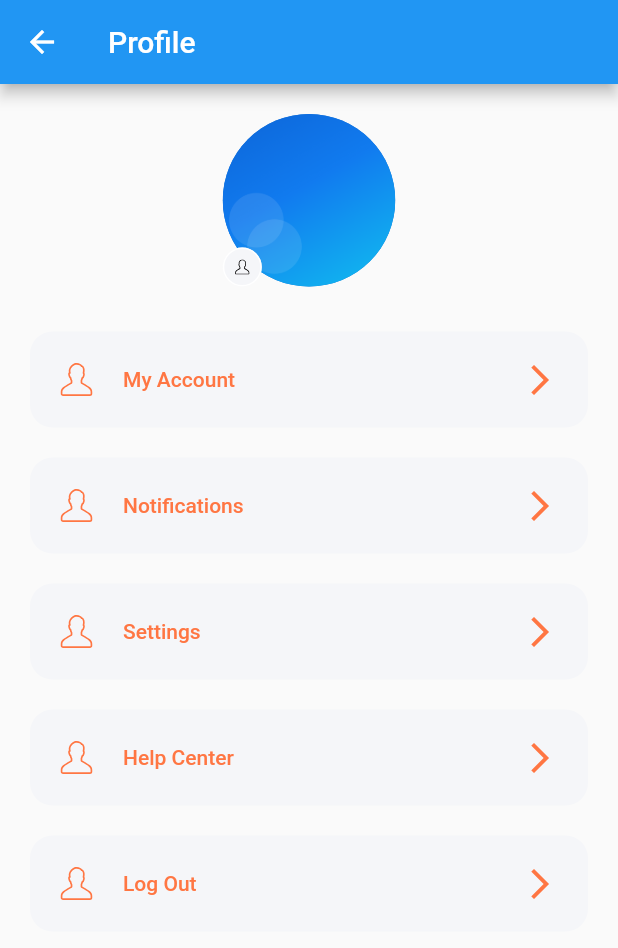
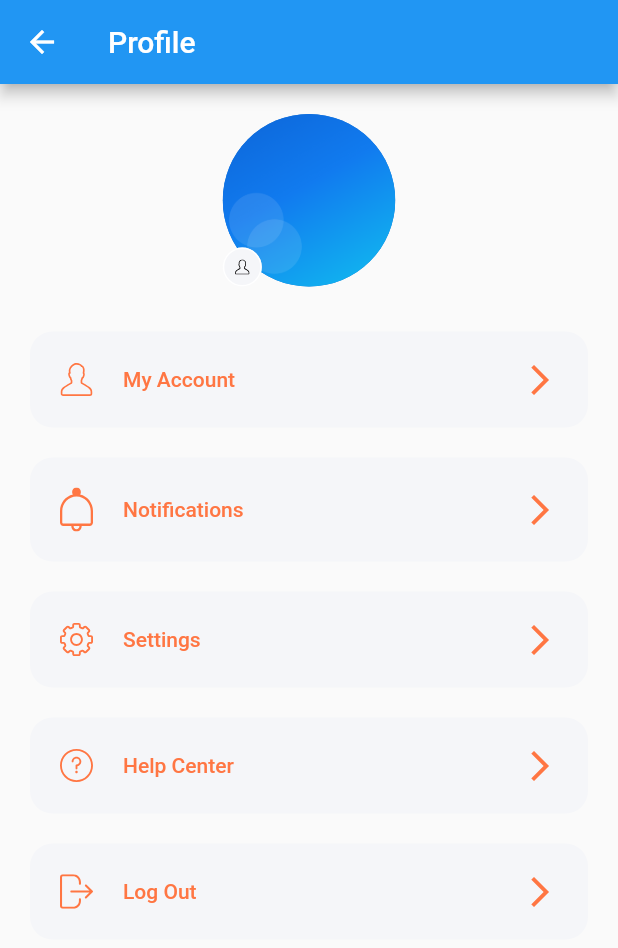
Before and after one commit to vuthingngoc/UniCEC_Mobi, a Flutter app: the ProfilePage screen opened by its route, on a phone screen of 412 x 824 dp. Shown: the top 948 px of the screen. Run offline on Flutter 3.47's test engine with Material 2 defaults, Android fonts, the phone set to English and light mode, and no system bars; our stand-ins replace equatable, firebase_auth, firebase_core, firebase_messaging, flutter_bloc, flutter_local_notifications and 7 more; missing offline and left inert: gender_picker; accounts and stored records are empty; network calls fail.

Commit message:
Update icon

```diff
--- a/lib/screens/home/home_page.dart
+++ b/lib/screens/home/home_page.dart
@@ -57,7 +57,8 @@ class Home extends StatelessWidget {
   Widget build(BuildContext context) {
     SizeConfig().init(context);
     return Scaffold(
-        appBar: NavbarHome(
+        appBar:
+        NavbarHome(
           title: "Cuộc Thi và Sự Kiện",
           searchBar: true,
           categoryOne: "Liên Trường",
--- a/lib/screens/profile/component/body.dart
+++ b/lib/screens/profile/component/body.dart
@@ -19,22 +19,22 @@ class Body extends StatelessWidget {
           ),
           ProfileMenu(
             text: "Notifications",
-            icon: "assets/icons/icon-user.svg",
+            icon: "assets/icons/Bell.svg",
             press: () {},
           ),
           ProfileMenu(
             text: "Settings",
-            icon: "assets/icons/icon-user.svg",
+            icon: "assets/icons/Settings.svg",
             press: () {},
           ),
           ProfileMenu(
             text: "Help Center",
-            icon: "assets/icons/icon-user.svg",
+            icon: "assets/icons/Question mark.svg",
             press: () {},
           ),
           ProfileMenu(
             text: "Log Out",
-            icon: "assets/icons/icon-user.svg",
+            icon: "assets/icons/Log out.svg",
             press: () {},
           ),
         ],
```
Also changed, not shown: lib/screens/home/widgets/navbar_home.dart (+34 -0 lines), assets/icons/Bell.svg (added), assets/icons/Log out.svg (added), assets/icons/Question mark.svg (added), assets/icons/Settings.svg (added).
